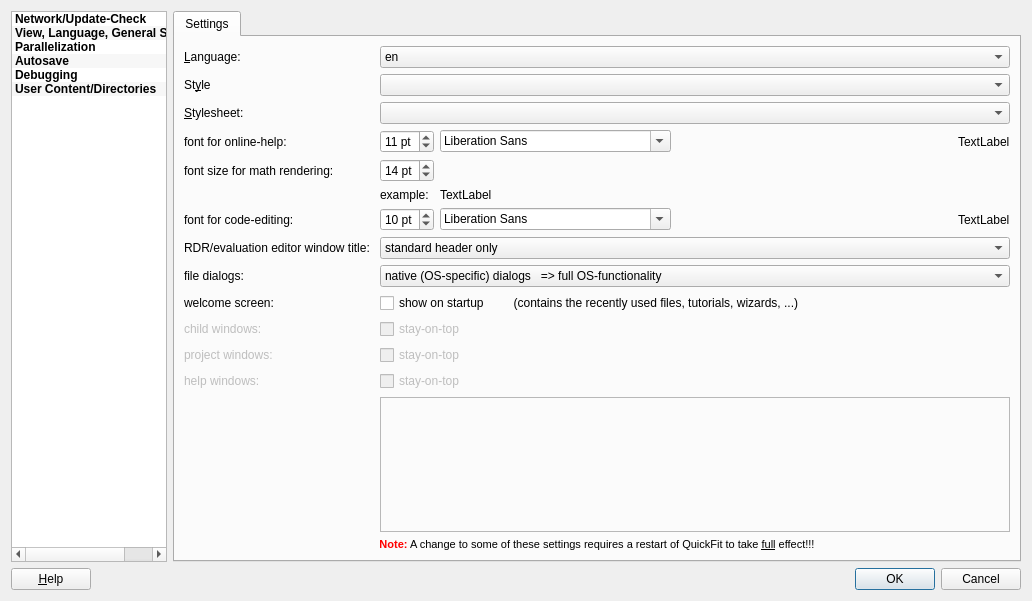
The window that application/optionsdialog.ui (jkriege2/QuickFit3) describes before a commit, drawn with Qt 5.
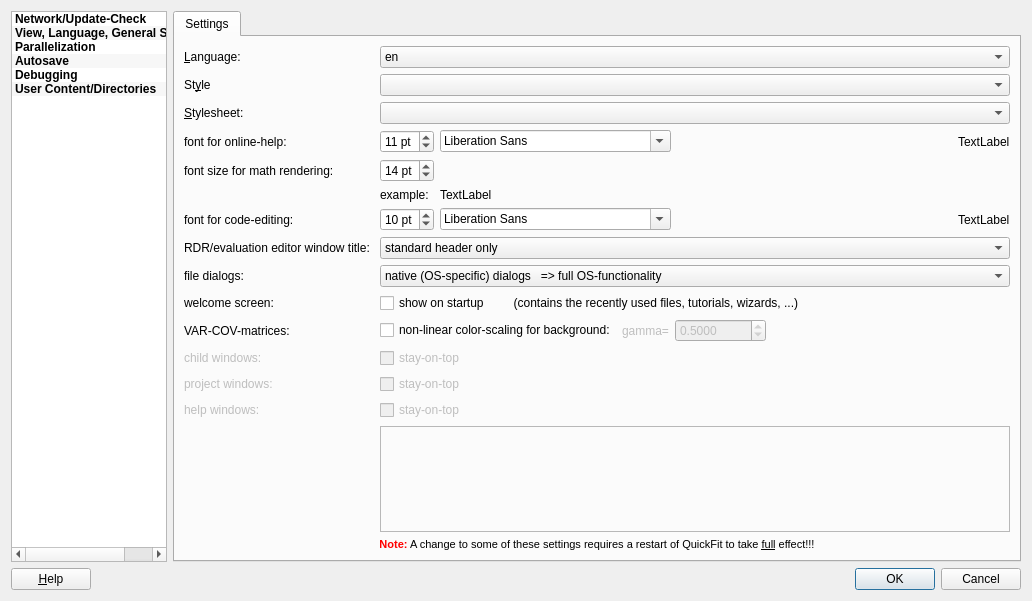
The same window after the commit. Icons and pictures are not drawn. Custom widgets are drawn as their Qt base class.

Commit message: curve_fit: several improvements and bugfixes curve_fit/fcs_fit/imfcs_fit: added option to general settings-dialog (View/General Settings), which allows to choose a nonlinear scaling of the color-coding in VAR-COV-matrices (with a gamma-transform and user-selectable gamma!) fitfunctions_general: added fit function: Peaks: Multi-Component Gaussian function (1/sqrt(e) width)

```diff
--- a/application/optionsdialog.ui
+++ b/application/optionsdialog.ui
@@ -503,7 +503,7 @@
              </property>
             </widget>
            </item>
-           <item row="12" column="0">
+           <item row="13" column="0">
             <widget class="QLabel" name="label_9">
              <property name="enabled">
               <bool>false</bool>
@@ -516,7 +516,7 @@
              </property>
             </widget>
            </item>
-           <item row="12" column="1">
+           <item row="13" column="1">
             <widget class="QCheckBox" name="chkChildWindowsStayOnTop">
              <property name="enabled">
               <bool>false</bool>
@@ -533,7 +533,7 @@
              </property>
             </widget>
            </item>
-           <item row="13" column="0">
+           <item row="14" column="0">
             <widget class="QLabel" name="label_10">
              <property name="enabled">
               <bool>false</bool>
@@ -546,7 +546,7 @@
              </property>
             </widget>
            </item>
-           <item row="13" column="1">
+           <item row="14" column="1">
             <widget class="QCheckBox" name="chkProjectWindowsStayOnTop">
              <property name="enabled">
               <bool>false</bool>
@@ -563,7 +563,7 @@
              </property>
             </widget>
            </item>
-           <item row="14" column="0">
+           <item row="15" column="0">
             <widget class="QLabel" name="label_11">
              <property name="enabled">
               <bool>false</bool>
@@ -576,7 +576,7 @@
              </property>
             </widget>
            </item>
-           <item row="14" column="1">
+           <item row="15" column="1">
             <widget class="QCheckBox" name="chkHelpWindowsStayOnTop">
              <property name="enabled">
               <bool>false</bool>
@@ -593,7 +593,7 @@
              </property>
             </widget>
            </item>
-           <item row="15" column="0">
+           <item row="16" column="0">
             <spacer name="verticalSpacer">
              <property name="orientation">
               <enum>Qt::Vertical</enum>
@@ -606,7 +606,7 @@
              </property>
             </spacer>
            </item>
-           <item row="15" column="1">
+           <item row="16" column="1">
             <widget class="QFrame" name="frame">
              <property name="frameShape">
               <enum>QFrame::StyledPanel</enum>
@@ -616,7 +616,7 @@
              </property>
             </widget>
            </item>
-           <item row="16" column="0" colspan="2">
+           <item row="17" column="0" colspan="2">
             <widget class="QLabel" name="label_5">
              <property name="text">
               <string>&lt;!DOCTYPE HTML PUBLIC &quot;-//W3C//DTD HTML 4.0//EN&quot; &quot;http://www.w3.org/TR/REC-html40/strict.dtd&quot;&gt;
@@ -650,9 +650,7 @@
               </widget>
              </item>
              <item>
-              <widget class="QFontComboBox" name="cmbCodeFont">
-
-              </widget>
+              <widget class="QFontComboBox" name="cmbCodeFont"/>
              </item>
              <item>
               <spacer name="horizontalSpacer_4">
@@ -676,6 +674,63 @@
              </item>
             </layout>
            </item>
+           <item row="12" column="0">
+            <widget class="QLabel" name="label_29">
+             <property name="text">
+              <string>VAR-COV-matrices:</string>
+             </property>
+            </widget>
+           </item>
+           <item row="12" column="1">
+            <layout class="QHBoxLayout" name="horizontalLayout_4">
+             <item>
+              <widget class="QCheckBox" name="chkVARCOVNonLin">
+               <property name="text">
+                <string>non-linear color-scaling for background:</string>
+               </property>
+              </widget>
+             </item>
+             <item>
+              <widget class="QLabel" name="label_30">
+               <property name="enabled">
+                <bool>false</bool>
+               </property>
+               <property name="text">
+                <string>gamma=</string>
+               </property>
+              </widget>
+             </item>
+             <item>
+              <widget class="QDoubleSpinBox" name="spinVARCOVNonLin">
+               <property name="enabled">
+                <bool>false</bool>
+               </property>
+               <property name="decimals">
+                <number>4</number>
+               </property>
+               <property name="maximum">
+                <double>10000.000000000000000</double>
+               </property>
+               <property name="value">
+                <double>0.500000000000000</double>
+               </property>
+              </widget>
+             </item>
+             <item>
+              <spacer name="horizontalSpacer_5">
+               <property name="orientation">
+                <enum>Qt::Horizontal</enum>
+               </property>
+               <property name="sizeHint" stdset="0">
+                <size>
+                 <width>40</width>
+                 <height>20</height>
+                </size>
+               </property>
+              </spacer>
+             </item>
+            </layout>
+           </item>
           </layout>
          </widget>
          <widget class="QWidget" name="stackedWidgetPage2">
```
Left out of the diff: 38 changed lines with no effect on the pictures. The commit also changes 34 other files.
